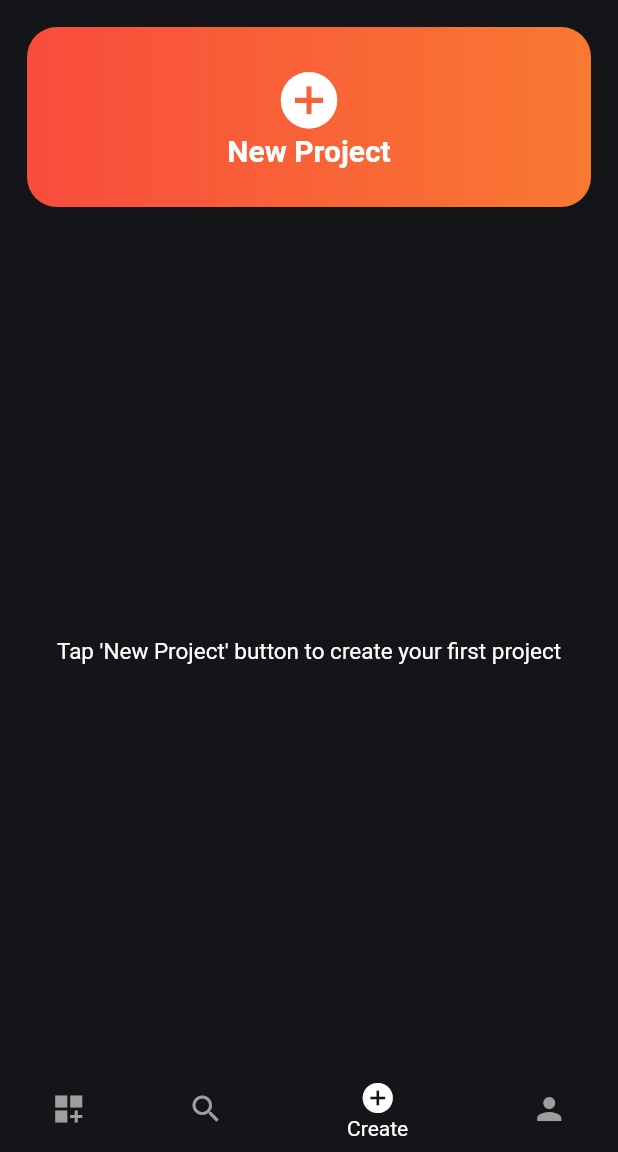
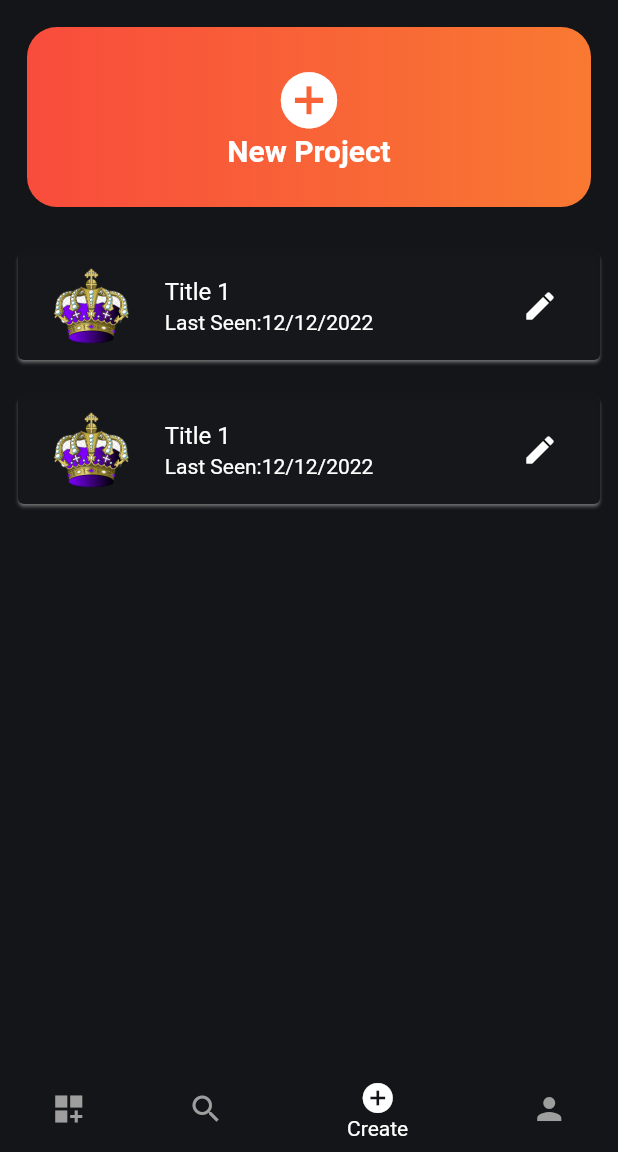
Before and after one commit to AUNG533/video_editore_app, a Flutter app: the screen it shows after launch, on a phone screen of 412 x 824 dp, the part 84-1236 px from its top. Run offline on Flutter 3.47's test engine with Material 2 defaults, Android fonts, the phone set to English and light mode, and no system bars.

Commit message:
dummy cerateproject

```diff
--- /dev/null
+++ b/lib/dummy/dummy.dart
@@ -0,0 +1,8 @@
+class DummyProject {
+
+  String title;
+  String subTitle;
+  String image;
+
+  DummyProject({required this.title, required this.subTitle, required this.image});
+}
--- a/lib/screen/create_screen.dart
+++ b/lib/screen/create_screen.dart
@@ -1,8 +1,22 @@
 import 'package:flutter/material.dart';
 import 'package:video_editing_app/widgets/project_widget.dart';
 
-class CreateScreen extends StatelessWidget {
+import '../dummy/dummy.dart';
+
+class CreateScreen extends StatefulWidget {
   const CreateScreen({Key? key}) : super(key: key);
+
+  @override
+  State<CreateScreen> createState() => _CreateScreenState();
+}
+
+class _CreateScreenState extends State<CreateScreen> {
+
+  List<DummyProject> dummyP = [
+    DummyProject(title: 'Title 1', subTitle: 'Last Seen:' + '12/12/2022', image: 'assets/image.png'),
+    DummyProject(title: 'Title 1', subTitle: 'Last Seen:' + '12/12/2022', image: 'assets/image.png'),
+
+  ];
 
   @override
   Widget build(BuildContext context) {
@@ -15,22 +29,44 @@ class CreateScreen extends StatelessWidget {
             child: Container(
               child: Column(
                 children: [
-                  ProjectWidget(),
+                  GestureDetector(
+                    onTap: () {},
+                    child: const ProjectWidget(),
+                  ),
                   Expanded(
-                      child: Container(
-                        child: const Center(
-                          child: Align(
-                            alignment: Alignment.center,
-                            child: Padding(
-                              padding: EdgeInsets.all(18),
-                              child: Text(
-                                "Tap 'New Project' button to create your first project",
-                                style: TextStyle(color: Colors.white, fontSize: 15),
+                    child: ListView.builder(
+                      itemCount: dummyP.length,
+                      itemBuilder: (context, index) {
+                        return Padding(
+                          padding: const EdgeInsets.all(8.0),
+                          child: Card(
+                            shadowColor: Colors.white,
+                            color: const Color.fromARGB(250, 20, 21, 24),
+                            child: ListTile(
+                              leading: Image(
+                                image: AssetImage(dummyP[index].image),
+                              ),
+                              trailing: IconButton(
+                                onPressed: () {},
+                                icon: const Icon(
+                                  Icons.edit,
+                                  color: Colors.white,
+                                ),
+                              ),
+                              title: Text(
+                                dummyP[index].title,
+                                style: const TextStyle(color: Colors.white),
+                              ),
+                              subtitle: Text(
+                                dummyP[index].subTitle,
+                                style: const TextStyle(color: Colors.white),
                               ),
                             ),
                           ),
-                        ),
-                      )),
+                        );
+                      },
+                    ),
+                  ),
                 ],
               ),
             ),
```
Also changed, not shown: assets/image.png (added).
